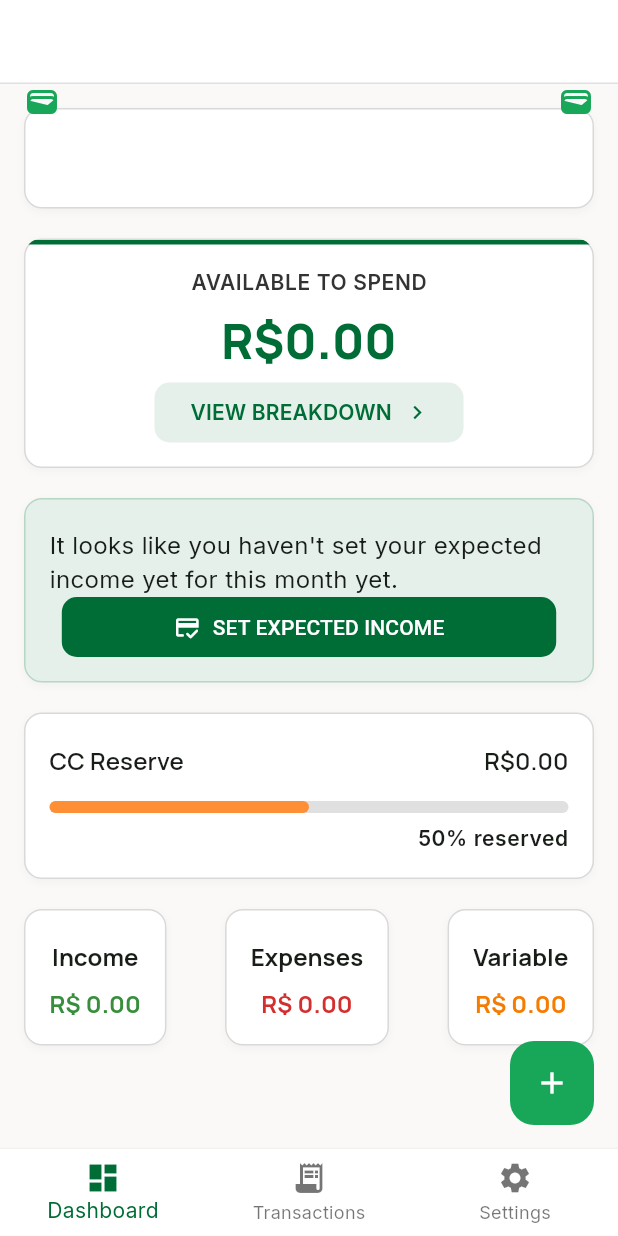
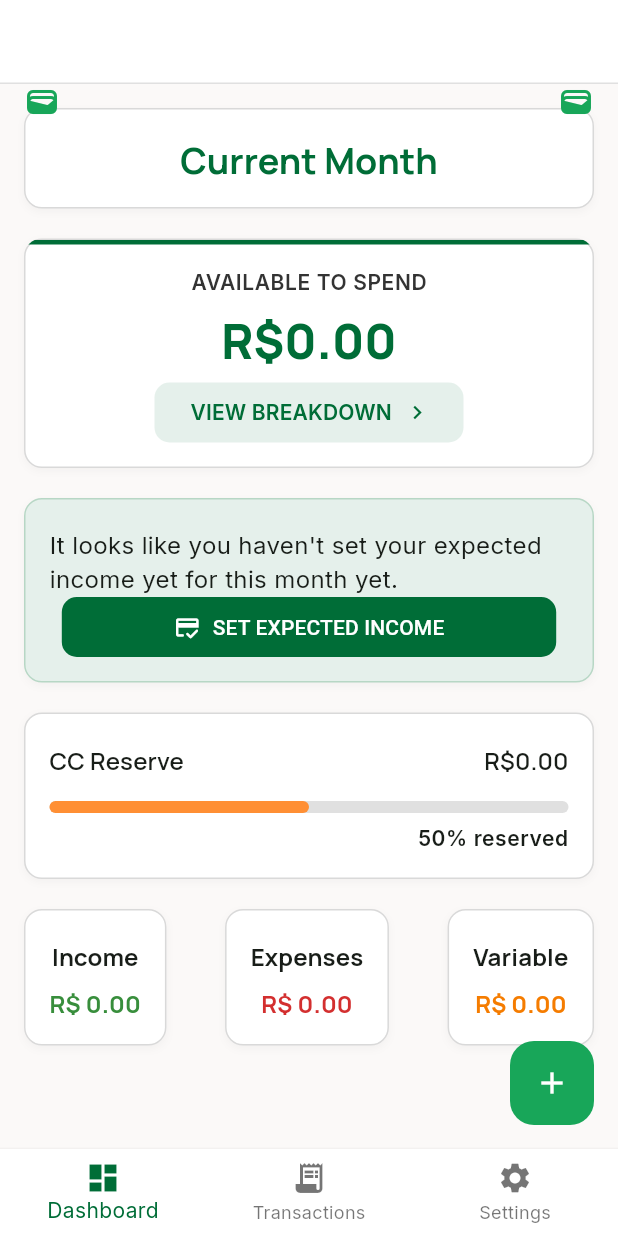
Before and after one commit to anasenglishub/aurora_finance, a Flutter app: the screen it shows after launch, on a phone screen of 412 x 824 dp. Run offline on Flutter 3.47's test engine with Material 3 defaults, Android fonts, the phone set to English and light mode, and no system bars; our stand-ins replace google_fonts.

Commit message:
fix: added current month string when there's no month

```diff
--- a/lib/app/model_view/settings/available_fund_model_view.dart
+++ b/lib/app/model_view/settings/available_fund_model_view.dart
@@ -8,7 +8,7 @@ class AvailableFundModelView extends ChangeNotifier {
   double _expectedIncome = 0.0;
   double _totalFixedBills = 0.0;
   double _availableFund = 0.0;
-  String _currentMonth = '';
+  String _currentMonth = 'Current Month';
 
   double get expectedIncome => _expectedIncome;
   double get totalFixedBills => _totalFixedBills;
```
